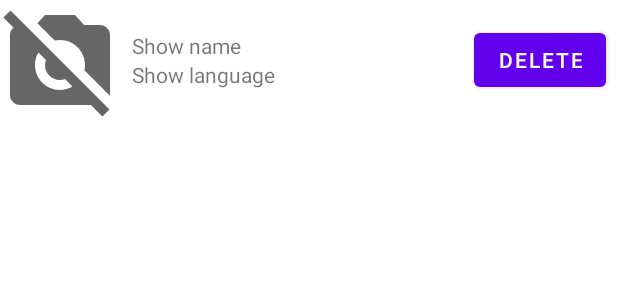
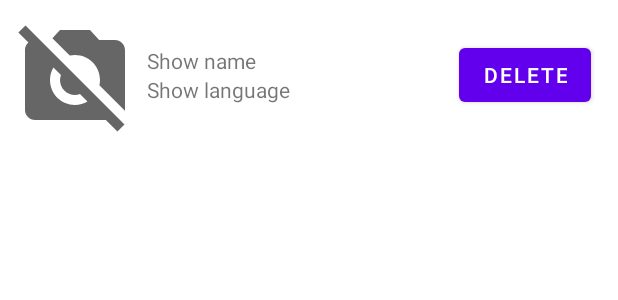
Before and after one commit to plateauh/Favorite-TV-Shows, an Android app: the layout show_full_item.xml on its own in the app's theme, with its tools: preview values and no code run, on a phone screen of 412 x 824 dp. Shown: the top 300 px of the screen. Run offline under Robolectric (Android 15) with nearby library versions, the phone set to English and light mode, and no system bars.

Commit message:
good so far

```diff
--- a/app/src/main/java/com/najed/najed/APIFragment.kt
+++ b/app/src/main/java/com/najed/najed/APIFragment.kt
@@ -64,10 +64,12 @@ class APIFragment : Fragment() {
             override fun onResponse(call: Call<Shows?>, response: Response<Shows?>) {
                 val result = response.body()!!
                 showsAdapter.update(result)
+                if (result.isEmpty())
+                    Toast.makeText(this@APIFragment.context, "No result found", Toast.LENGTH_SHORT).show()
             }
 
             override fun onFailure(call: Call<Shows?>, t: Throwable) {
-                t.message?.let { Log.e("Fail getting data", it) }
+                call.cancel()
             }
         })
     }
--- a/app/src/main/java/com/najed/najed/adapters/FullAdapter.kt
+++ b/app/src/main/java/com/najed/najed/adapters/FullAdapter.kt
@@ -20,11 +20,15 @@ class FullAdapter(private val dbFragment: DBFragment): RecyclerView.Adapter<Full
     }
 
     override fun onBindViewHolder(holder: ItemViewHolder, position: Int) {
+        val notFoundImageURL = "https://user-images.githubusercontent.com/24848110/33519396-7e56363c-d79d-11e7-969b-09782f5ccbab.png"
         val show = showsList[position]
         holder.binding.apply {
             showNameTv.text = show.name
             showLangTv.text = show.language
-            Glide.with(dbFragment).load(show.image).into(showIv)
+            if (show.image != "no image found")
+                Glide.with(dbFragment).load(show.image).into(showIv)
+            else
+                Glide.with(dbFragment).load(notFoundImageURL).into(showIv)
 
             deleteBtn.setOnClickListener {
                 dbFragment.deleteShow(show)
--- a/app/src/main/java/com/najed/najed/db/Show.kt
+++ b/app/src/main/java/com/najed/najed/db/Show.kt
@@ -18,9 +18,9 @@ data class Show (
     val language: String,
 
     @ColumnInfo(name = "show_summary")
-    val summary: String,
+    val summary: String? = "no summary found",
 
     @ColumnInfo(name = "show_image")
-    val image: String
+    val image: String? = "no image found"
 
         )
--- a/app/src/main/java/com/najed/najed/db/ShowsDatabase.kt
+++ b/app/src/main/java/com/najed/najed/db/ShowsDatabase.kt
@@ -5,7 +5,7 @@ import androidx.room.Database
 import androidx.room.Room
 import androidx.room.RoomDatabase
 
-@Database(entities = [Show::class], version = 1, exportSchema = false)
+@Database(entities = [Show::class], version = 2, exportSchema = false)
 abstract class ShowsDatabase: RoomDatabase() {
     companion object {
         @Volatile
--- a/app/src/main/res/layout/show_full_item.xml
+++ b/app/src/main/res/layout/show_full_item.xml
@@ -4,7 +4,8 @@
     xmlns:tools="http://schemas.android.com/tools"
     android:id="@+id/show_ll"
     android:layout_width="match_parent"
-    android:layout_height="wrap_content">
+    android:layout_height="wrap_content"
+    android:layout_margin="10dp">
 
     <ImageView
         android:id="@+id/show_iv"
```
Also changed, not shown: app/src/main/java/com/najed/najed/adapters/SimpleAdapter.kt (+7 -1 lines).
